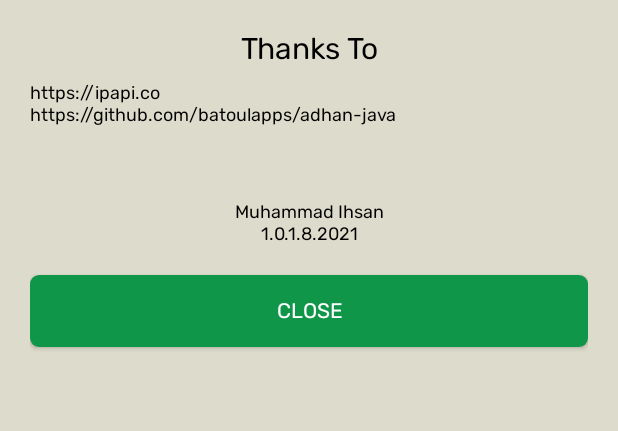
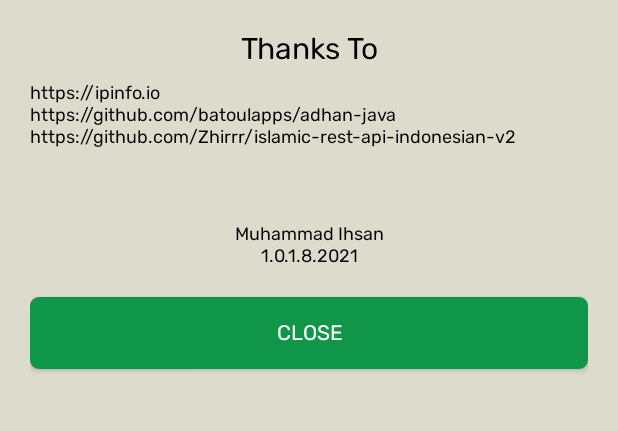
Before and after one commit to ihsan946/SholatQ, an Android app: the layout about_dialog.xml on its own in the app's theme, with its tools: preview values and no code run, on a phone screen of 412 x 824 dp, the part 180-611 px from its top. Run offline under Robolectric (Android 15) with nearby library versions, the phone set to English and light mode, and no system bars.

Commit message:
kompresi file raw suara adzan dan perbaikan about dialog

```diff
--- a/app/src/main/java/com/ihsan946/sholatq/api/ApiEndpointLokasi.java
+++ b/app/src/main/java/com/ihsan946/sholatq/api/ApiEndpointLokasi.java
@@ -18,7 +18,7 @@ public class ApiEndpointLokasi {
 
 
     public static Retrofit getClient(){
-        String base_url = "https://ipapi.co/";
+        String base_url = "https://ipinfo.io/";
         HttpLoggingInterceptor interceptor = new HttpLoggingInterceptor();
         interceptor.setLevel(HttpLoggingInterceptor.Level.BODY);
         OkHttpClient client = new OkHttpClient.Builder().addInterceptor(interceptor).build();
--- a/app/src/main/java/com/ihsan946/sholatq/api/ApiServiceLokasi.java
+++ b/app/src/main/java/com/ihsan946/sholatq/api/ApiServiceLokasi.java
@@ -13,7 +13,7 @@ import retrofit2.http.GET;
 public interface ApiServiceLokasi {
 
     //
-    @GET("/json")
+    @GET("/?token=2d8abdfc8dd985")
     Call<ApimodelLokasi> getLokasi();
 
 //
--- a/app/src/main/res/layout-sw240dp/activity_main.xml
+++ b/app/src/main/res/layout-sw240dp/activity_main.xml
@@ -26,7 +26,7 @@
             >
             <View
                 android:layout_width="match_parent"
-                android:layout_height="120dp"
+                android:layout_height="150dp"
                 android:id="@+id/background_quotes"
                 android:background="@color/zomp"
                 />
--- a/app/src/main/res/layout-sw320dp/activity_main.xml
+++ b/app/src/main/res/layout-sw320dp/activity_main.xml
@@ -26,7 +26,7 @@
             >
             <View
                 android:layout_width="match_parent"
-                android:layout_height="120dp"
+                android:layout_height="150dp"
                 android:id="@+id/background_quotes"
                 android:background="@color/zomp"
                 />
--- a/app/src/main/res/layout-sw480dp/activity_main.xml
+++ b/app/src/main/res/layout-sw480dp/activity_main.xml
@@ -26,7 +26,7 @@
             >
             <View
                 android:layout_width="match_parent"
-                android:layout_height="120dp"
+                android:layout_height="150dp"
                 android:id="@+id/background_quotes"
                 android:background="@color/zomp"
                 />
--- a/app/src/main/res/layout/about_dialog.xml
+++ b/app/src/main/res/layout/about_dialog.xml
@@ -46,6 +46,14 @@
         android:textColor="@color/black"
         />
     <TextView
+        android:layout_width="match_parent"
+        android:layout_height="wrap_content"
+        android:text="@string/pembuat_api_2"
+        android:textSize="12sp"
+        android:fontFamily="@font/rubik400"
+        android:textColor="@color/black"
+        />
+    <TextView
         android:layout_marginTop="@dimen/dimen50"
         android:layout_width="match_parent"
         android:layout_height="wrap_content"
@@ -58,7 +66,7 @@
     <TextView
         android:layout_width="match_parent"
         android:layout_height="wrap_content"
-        android:text="@string/verison_apk"
+        android:text="@string/version_apk"
         android:gravity="center"
         android:textSize="12sp"
         android:fontFamily="@font/rubik400"
--- a/app/src/main/res/layout/activity_main.xml
+++ b/app/src/main/res/layout/activity_main.xml
@@ -26,7 +26,7 @@
             >
             <View
                 android:layout_width="match_parent"
-                android:layout_height="120dp"
+                android:layout_height="150dp"
                 android:id="@+id/background_quotes"
                 android:background="@color/zomp"
                 />
--- a/app/src/main/res/values/strings.xml
+++ b/app/src/main/res/values/strings.xml
@@ -34,9 +34,10 @@
     <string name="name_tanggal">Tanggal</string>
     <string name="value_tanggal">----------</string>
     <string name="value_thanks">Thanks To</string>
-    <string name="pembuat_api_1">https://ipapi.co</string>
+    <string name="pembuat_api_1">https://ipinfo.io</string>
     <string name="library_1">https://github.com/batoulapps/adhan-java</string>
-    <string name="verison_apk">1.0.1.8.2021</string>
+    <string name="pembuat_api_2">https://github.com/Zhirrr/islamic-rest-api-indonesian-v2</string>
+    <string name="version_apk">1.0.1.8.2021</string>
     <string name="developer">Muhammad Ihsan</string>
     <string name="value_close">close</string>
     <string name="value_kembali">Kembali Ke Home</string>
```
Also changed, not shown: app/src/main/java/com/ihsan946/sholatq/main/SplashScreen.java (+32 -28 lines), app/src/main/java/com/ihsan946/sholatq/model/ApimodelLokasi.java (+3 -4 lines), 2 other files.
